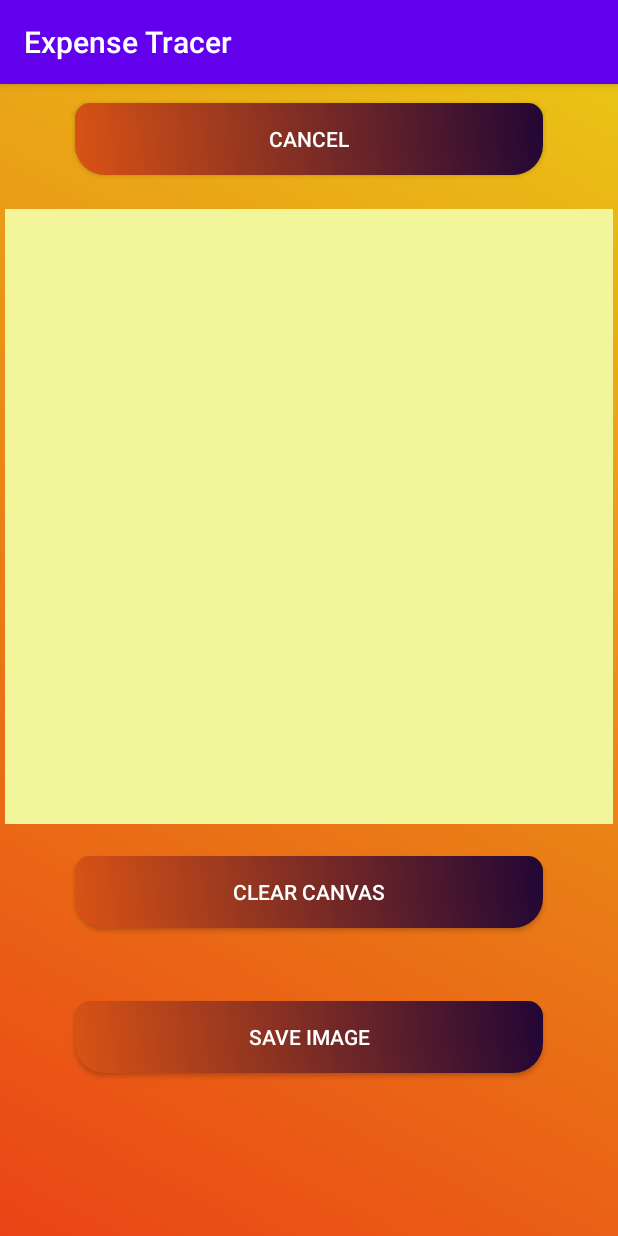
After one commit to MuhammadTalha123/ExpenseTracer, an Android app: the PaintingActivity screen opened directly, with no data from a screen before it, on a phone screen of 412 x 824 dp. The commit adds this screen. Run offline under Robolectric (Android 15) with nearby library versions, the phone set to English and light mode, and no system bars; our stand-ins replace Firebase (no records; nobody signed in at launch, a user with empty details on screens opened directly).

Commit message:
drawing view update

```diff
--- /dev/null
+++ b/app/src/main/java/com/example/expensetracer/DrawingView.java
@@ -0,0 +1,111 @@
+package com.example.expensetracer;
+
+import android.content.Context;
+import android.graphics.Bitmap;
+import android.graphics.Canvas;
+import android.graphics.Color;
+import android.graphics.Paint;
+import android.graphics.Path;
+import android.util.AttributeSet;
+import android.view.MotionEvent;
+import android.view.View;
+
+import androidx.annotation.Nullable;
+
+public class DrawingView extends View {
+
+
+    Context context;
+    int width,height;
+    Bitmap bitmap;
+    Path path;
+    Paint paint;
+    Canvas canvas;
+    float mX,mY;
+    static final float TOLERANCE=4;
+
+    public DrawingView(Context context, @Nullable AttributeSet attrs) {
+        super(context, attrs);
+        this.context = context;
+        path = new Path();
+        paint = new Paint();
+        paint.setAntiAlias(true);
+        paint.setColor(Color.BLACK);
+        paint.setStyle(Paint.Style.STROKE);
+        paint.setStrokeJoin(Paint.Join.ROUND);
+        paint.setStrokeWidth(8f);
+    }
+
+    @Override
+    protected void onSizeChanged(int w, int h, int oldw, int oldh) {
+        super.onSizeChanged(w, h, oldw, oldh);
+        bitmap = Bitmap.createBitmap(w,h,Bitmap.Config.ARGB_8888);
+        canvas = new Canvas(bitmap);
+    }
+
+
+
+    public void startTouch(float x,float y){
+
+        path.moveTo(x, y);
+        mX = x;
+        mY = y;
+    }
+
+    public void moveTouch(float x,float y){
+
+        float dx = Math.abs(x-mX);
+        float dy = Math.abs(y-mY);
+
+        if (dx>=TOLERANCE || dy>=TOLERANCE) {
+            path.quadTo(mX,mY,(x+mX)/2 , (y+mY)/2);
+            mX = x;
+            mY = y;
+        }
+
+    }
+
+
+
+    //to clear the canvas
+
+    public void clearCanvas() {
+        path.reset();
+        invalidate();
+    }
+
+    public void upTouch() {
+        path.lineTo(mX,mY);
+    }
+
+    @Override
+    protected void onDraw(Canvas canvas) {
+        super.onDraw(canvas);
+        canvas.drawPath(path,paint);
+    }
+
+
+
+    @Override
+    public boolean onTouchEvent(MotionEvent event) {
+        float x = event.getX();
+        float y = event.getY();
+        switch (event.getAction()) {
+            case MotionEvent.ACTION_DOWN:
+                startTouch(x,y);
+                invalidate();
+                break;
+            case MotionEvent.ACTION_MOVE:
+                moveTouch(x,y);
+                invalidate();
+                break;
+            case MotionEvent.ACTION_UP:
+                upTouch();
+                invalidate();
+                break;
+        }
+        return true;
+    }
+
+
+}
--- /dev/null
+++ b/app/src/main/java/com/example/expensetracer/PaintingActivity.java
@@ -0,0 +1,137 @@
+package com.example.expensetracer;
+
+import androidx.annotation.NonNull;
+import androidx.appcompat.app.AlertDialog;
+import androidx.appcompat.app.AppCompatActivity;
+
+import android.content.DialogInterface;
+import android.content.Intent;
+import android.net.Uri;
+import android.os.Bundle;
+import android.provider.MediaStore;
+import android.view.View;
+import android.widget.Button;
+import android.widget.Toast;
+
+import com.google.android.gms.tasks.OnFailureListener;
+import com.google.android.gms.tasks.OnSuccessListener;
+import com.google.firebase.auth.FirebaseAuth;
+import com.google.firebase.auth.FirebaseUser;
+import com.google.firebase.storage.FirebaseStorage;
+import com.google.firebase.storage.StorageReference;
+import com.google.firebase.storage.UploadTask;
+
+import java.util.UUID;
+
+public class PaintingActivity extends AppCompatActivity {
+
+
+    DrawingView drawingView;
+    Button cnlBtn,saveImageBtn;
+    StorageReference storageReference;
+    FirebaseAuth mAuth;
+    String uid;
+
+    @Override
+    protected void onCreate(Bundle savedInstanceState) {
+        super.onCreate(savedInstanceState);
+        setContentView(R.layout.activity_painting);
+
+
+
+        cnlBtn = findViewById(R.id.cancel_btn);
+        saveImageBtn = findViewById(R.id.saveimage_btn);
+        drawingView = findViewById(R.id.myDrawing);
+        mAuth = FirebaseAuth.getInstance();
+        uid = mAuth.getCurrentUser().getUid();
+        FirebaseUser user = mAuth.getCurrentUser();
+        storageReference = FirebaseStorage.getInstance().getReference().child("users/images"+user+"drawing.png");
+
+
+
+        cnlBtn.setOnClickListener(new View.OnClickListener() {
+            @Override
+            public void onClick(View view) {
+                startActivity(new Intent(getApplicationContext(),AddExpenseActivity.class));
+            }
+        });
+
+
+
+        saveImageBtn.setOnClickListener(new View.OnClickListener() {
+            @Override
+            public void onClick(View view) {
+
+                AlertDialog.Builder saveDialog = new AlertDialog.Builder(PaintingActivity.this);
+                saveDialog.setTitle("Save drawing");
+                saveDialog.setMessage("Save drawing to device Gallery?And Also Upload On FireStorage?");
+                saveDialog.setPositiveButton("yes", new DialogInterface.OnClickListener() {
+                    @Override
+                    public void onClick(DialogInterface dialogInterface, int i) {
+
+                        drawingView.setDrawingCacheEnabled(true);
+
+                        String imgSaved = MediaStore.Images.Media.insertImage(
+                                getContentResolver(), drawingView.getDrawingCache(),
+                                UUID.randomUUID().toString()+".png", "drawing");
+
+                        if(imgSaved!=null){
+                            Toast savedToast = Toast.makeText(getApplicationContext(),
+                                    "Drawing saved to Gallery,And Also Upload On FireStorage!", Toast.LENGTH_SHORT);
+                            savedToast.show();
+                        }
+                        else{
+                            Toast unsavedToast = Toast.makeText(getApplicationContext(),
+                                    "Oops! Image could not be saved.", Toast.LENGTH_SHORT);
+                            unsavedToast.show();
+                        }
+                        // Destroy the current cache.
+                        drawingView.destroyDrawingCache();
+
+                        uploadImageToFirebase(imgSaved);
+
+                    }
+
+                    private void uploadImageToFirebase(String imgSaved) {
+
+
+                        // upload image to firebase storage
+                        StorageReference fileRef = storageReference.child(imgSaved);
+                        fileRef.putFile(Uri.parse(imgSaved)).addOnSuccessListener(new OnSuccessListener<UploadTask.TaskSnapshot>() {
+                            @Override
+                            public void onSuccess(UploadTask.TaskSnapshot taskSnapshot) {
+                                Toast.makeText(PaintingActivity.this, "Image Uploaded", Toast.LENGTH_SHORT).show();
+                            }
+                        }).addOnFailureListener(new OnFailureListener() {
+                            @Override
+                            public void onFailure(@NonNull Exception e) {
+                                Toast.makeText(PaintingActivity.this, "Image Not Uploaded", Toast.LENGTH_SHORT).show();
+                            }
+                        });
+
+                    }
+                });
+
+                saveDialog.setNegativeButton("No", new DialogInterface.OnClickListener() {
+                    @Override
+                    public void onClick(DialogInterface dialogInterface, int i) {
+                        dialogInterface.cancel();
+                    }
+                });
+
+                saveDialog.show();
+
+            }
+        });
+
+
+
+    }
+
+
+    public void clearCanvas(View v) {
+        drawingView.clearCanvas();
+    }
+
+
+}
--- /dev/null
+++ b/app/src/main/res/layout/activity_painting.xml
@@ -0,0 +1,79 @@
+<?xml version="1.0" encoding="utf-8"?>
+<androidx.constraintlayout.widget.ConstraintLayout xmlns:android="http://schemas.android.com/apk/res/android"
+    xmlns:app="http://schemas.android.com/apk/res-auto"
+    xmlns:tools="http://schemas.android.com/tools"
+    android:layout_width="match_parent"
+    android:layout_height="match_parent"
+    android:background="@drawable/backgroun_color"
+    tools:context=".PaintingActivity">
+
+    <Button
+        android:id="@+id/cancel_btn"
+        android:layout_width="match_parent"
+        android:layout_height="wrap_content"
+        android:background="@drawable/edittext_background"
+        android:text="cancel"
+        android:layout_marginTop="5dp"
+        android:layout_marginLeft="50dp"
+        android:layout_marginRight="50dp"
+        android:textColor="@android:color/white"
+        app:layout_constraintBottom_toBottomOf="parent"
+        app:layout_constraintEnd_toEndOf="parent"
+        app:layout_constraintHorizontal_bias="0.0"
+        app:layout_constraintStart_toStartOf="parent"
+        app:layout_constraintTop_toTopOf="parent"
+        app:layout_constraintVertical_bias="0.01" />
+
+
+    <com.example.expensetracer.DrawingView
+        android:id="@+id/myDrawing"
+        android:background="#f3f59a"
+        android:layout_width="405dp"
+        android:layout_height="410dp"
+        android:layout_marginLeft="3dp"
+        android:layout_marginTop="5dp"
+        android:layout_marginRight="5dp"
+        app:layout_constraintBottom_toBottomOf="parent"
+        app:layout_constraintEnd_toEndOf="parent"
+        app:layout_constraintHorizontal_bias="0.0"
+        app:layout_constraintStart_toStartOf="parent"
+        app:layout_constraintTop_toBottomOf="@+id/cancel_btn"
+        app:layout_constraintVertical_bias="0.06" />
+
+
+    <Button
+        android:id="@+id/button"
+        android:layout_width="match_parent"
+        android:layout_height="wrap_content"
+        android:layout_marginLeft="50dp"
+        android:layout_marginTop="3dp"
+        android:layout_marginRight="50dp"
+        android:background="@drawable/edittext_background"
+        android:onClick="clearCanvas"
+        android:text="Clear Canvas"
+        android:textColor="@android:color/white"
+        app:layout_constraintBottom_toBottomOf="parent"
+        app:layout_constraintEnd_toEndOf="parent"
+        app:layout_constraintHorizontal_bias="0.505"
+        app:layout_constraintStart_toStartOf="parent"
+        app:layout_constraintTop_toBottomOf="@+id/myDrawing"
+        app:layout_constraintVertical_bias="0.081" />
+
+    <Button
+        android:id="@+id/saveimage_btn"
+        android:layout_width="match_parent"
+        android:layout_height="wrap_content"
+        android:layout_marginLeft="50dp"
+        android:layout_marginRight="50dp"
+        android:background="@drawable/edittext_background"
+        android:text="save Image"
+        android:textColor="@android:color/white"
+        app:layout_constraintBottom_toBottomOf="parent"
+        app:layout_constraintEnd_toEndOf="parent"
+        app:layout_constraintHorizontal_bias="0.505"
+        app:layout_constraintStart_toStartOf="parent"
+        app:layout_constraintTop_toBottomOf="@+id/button"
+        app:layout_constraintVertical_bias="0.309" />
+
+
+</androidx.constraintlayout.widget.ConstraintLayout>
--- /dev/null
+++ b/app/src/main/res/values-round/strings.xml
@@ -0,0 +1,3 @@
+<resources>
+    <string name="hello_world">Hello Round World!</string>
+</resources>
--- a/app/src/main/res/values/strings.xml
+++ b/app/src/main/res/values/strings.xml
@@ -43,4 +43,10 @@
     <string name="toast_signup_error">Unable to create user account</string>
     <string name="toast_signup_length_error">Password should have minimum of 6 characters</string>
     <string name="toast_signup_success">User has been created</string>
+    <string name="title_activity_drawing">DrawingActivity</string>
+    <!--
+    This string is used for square devices and overridden by hello_world in
+    values-round/strings.xml for round devices.
+    -->
+    <string name="hello_world">Hello Square World!</string>
 </resources>
```
Also changed, not shown: app/build.gradle (+7 -3 lines), app/src/main/AndroidManifest.xml (+22 -1 lines), app/src/main/java/com/example/expensetracer/AddExpenseActivity.java (+19 -2 lines), app/src/main/java/com/example/expensetracer/ExpenseActivity.java (+14 -0 lines), app/src/main/java/com/example/expensetracer/MainActivity.java (+71 -6 lines), app/src/main/java/com/example/expensetracer/SignUpActivity.java (+27 -0 lines), app/src/main/java/com/example/expensetracer/VerifyActivity.java (added, +73 -0 lines), app/src/main/res/layout/activity_add_expense.xml (+12 -0 lines), app/src/main/res/layout/activity_expense.xml (+6 -5 lines), app/src/main/res/layout/activity_main.xml (+13 -0 lines), app/src/main/res/layout/activity_verify.xml (added, +64 -0 lines), app/src/main/res/values/dimens.xml (added, +15 -0 lines).
